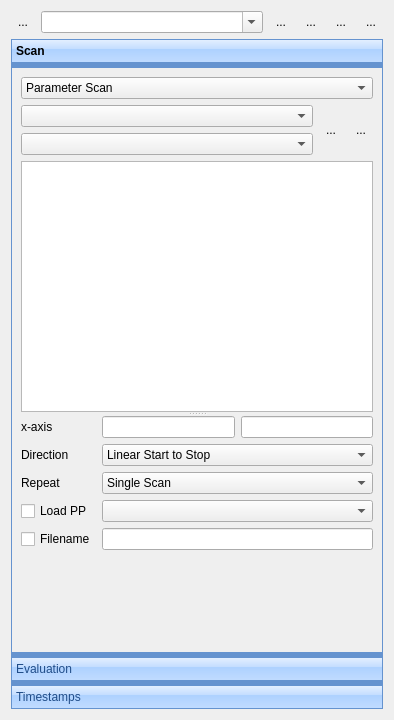
This is ui/ScanControlUi.ui in MonroeQuantumNetworks/IonControl as Qt 5 draws it before an edit. The edited form follows.
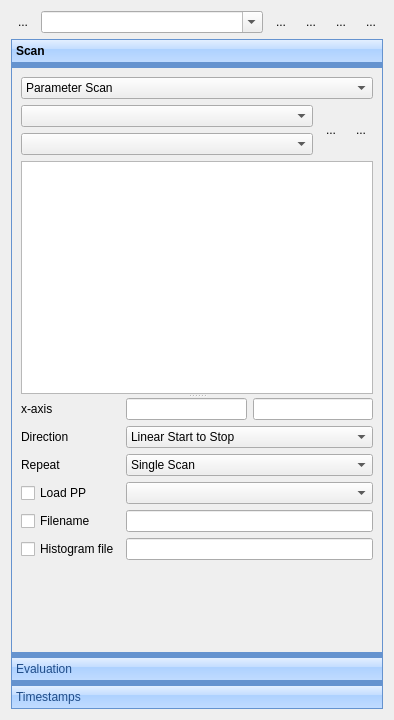
This is the edited form. Icons and pictures are not drawn. Custom widgets are drawn as their Qt base class.

Commit message: add histogram filename and save checkbox to scan

```diff
--- a/ui/ScanControlUi.ui
+++ b/ui/ScanControlUi.ui
@@ -372,7 +372,7 @@
              </property>
             </widget>
            </item>
-           <item row="5" column="3">
+           <item row="6" column="3">
             <spacer name="verticalSpacer">
              <property name="orientation">
               <enum>Qt::Vertical</enum>
@@ -385,6 +385,19 @@
              </property>
             </spacer>
            </item>
+           <item row="5" column="2" colspan="2">
+            <widget class="QLineEdit" name="histogramFilenameEdit"/>
+           </item>
+           <item row="5" column="0">
+            <widget class="QCheckBox" name="histogramSaveCheckBox">
+             <property name="toolTip">
+              <string>Checkbox: automatically save file</string>
+             </property>
+             <property name="text">
+              <string>Histogram file</string>
+             </property>
+            </widget>
+           </item>
           </layout>
          </widget>
         </widget>
```
Left out of the diff: 14 changed lines with no effect on the pictures. The commit also changes 2 other files.
